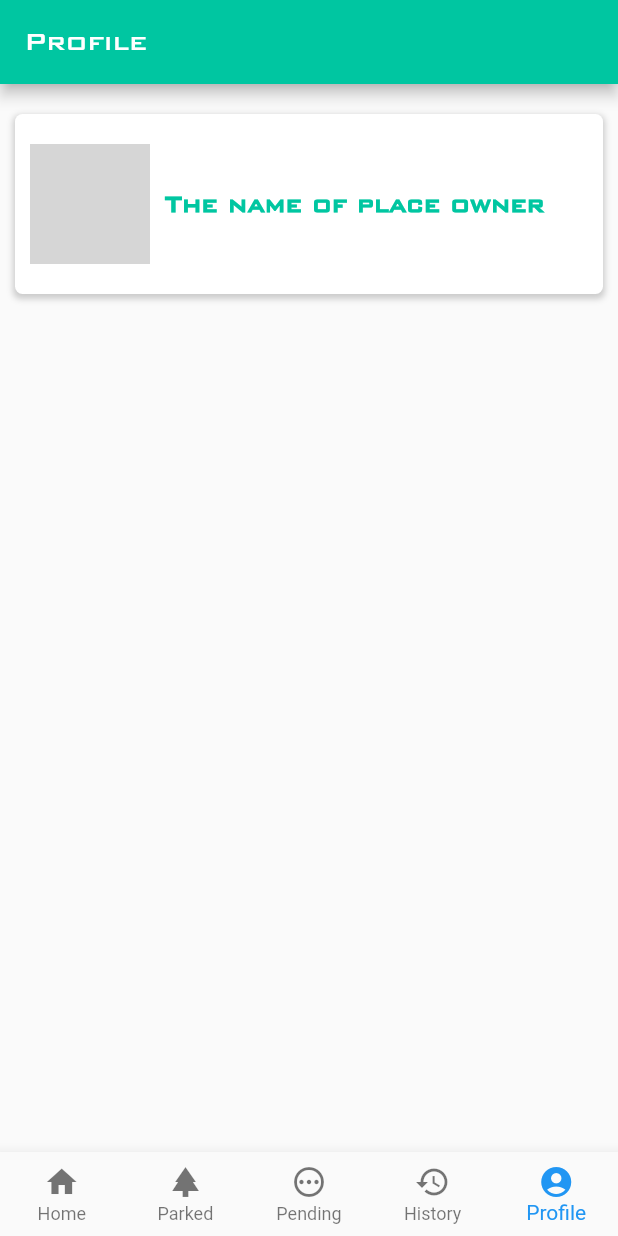
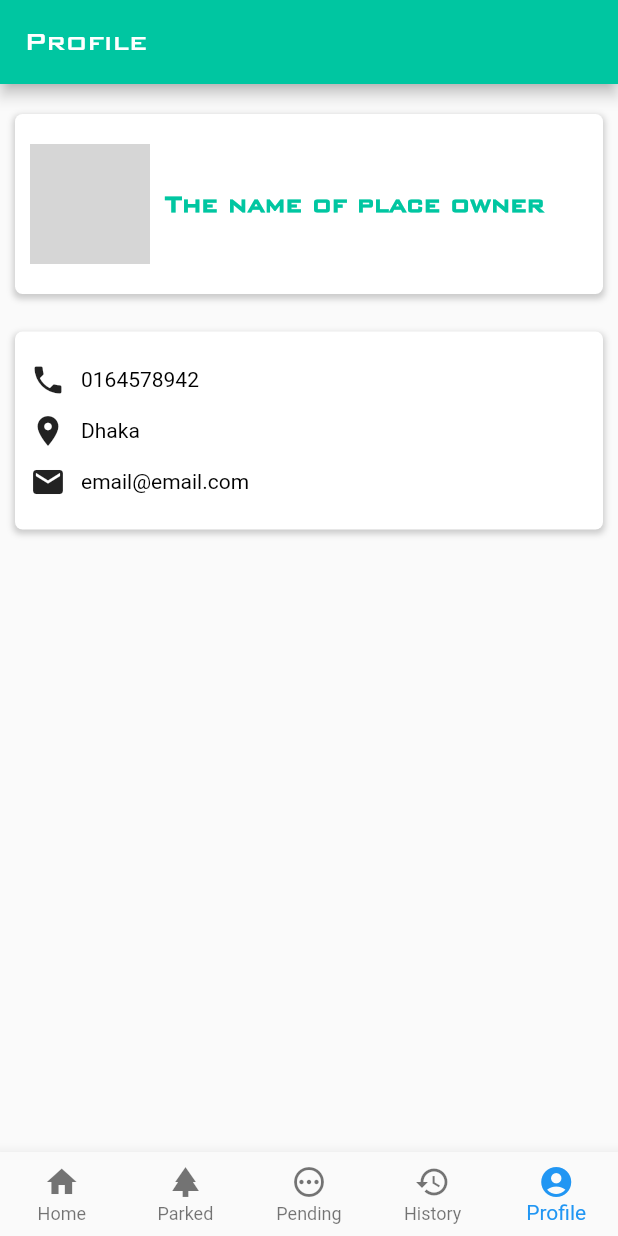
Before and after one commit to Shuvo1260/Parking-Slot-Park-Owner, a Flutter app: the MainActivity screen opened directly, item 5 of the bottom bar chosen, on a phone screen of 412 x 824 dp. Run offline on Flutter 3.47's test engine with Material 2 defaults, Android fonts, the phone set to English and light mode, and no system bars; our stand-ins replace get; missing offline and left inert: dataclass; accounts and stored records are empty; network calls fail; grey boxes are pictures that could not be loaded.

Commit message:
DetailsTextWidget is now public, Profile user details is implemented.

```diff
--- a/lib/Features/Screens/Profile/Profile.dart
+++ b/lib/Features/Screens/Profile/Profile.dart
@@ -27,10 +27,12 @@ class _ProfileState extends State<Profile> {
   @override
   Widget build(BuildContext context) {
     return Container(
-        child: Column(
-      children: [
-        UserNameImageWidget(userData: _userData),
-      ],
-    ));
+      child: Column(
+        children: [
+          UserNameImageWidget(userData: _userData),
+          UserDetailsWidget(userData: _userData),
+        ],
+      ),
+    );
   }
 }
--- a/lib/Features/Widgets/ProfileWidgets.dart
+++ b/lib/Features/Widgets/ProfileWidgets.dart
@@ -3,6 +3,8 @@ import 'package:parking_slot_seller/Data/Models/UserData.dart';
 import 'package:parking_slot_seller/Resources/assets.dart';
 import 'package:parking_slot_seller/Resources/colors.dart';
 import 'package:parking_slot_seller/Resources/values.dart';
+
+import 'ViewPlaceWidgets.dart';
 
 class UserNameImageWidget extends StatelessWidget {
   const UserNameImageWidget({
@@ -95,3 +97,50 @@ class _ProfileImage extends StatelessWidget {
     );
   }
 }
+
+class UserDetailsWidget extends StatelessWidget {
+  const UserDetailsWidget({
+    Key key,
+    @required UserData userData,
+  })  : _userData = userData,
+        super(key: key);
+
+  final UserData _userData;
+
+  @override
+  Widget build(BuildContext context) {
+    return Container(
+      decoration: BoxDecoration(
+        color: Colors.white,
+        borderRadius: BorderRadius.all(
+          Radius.circular(RADIUS_LIST_ITEM),
+        ),
+        boxShadow: [
+          BoxShadow(
+            color: Colors.grey.withOpacity(0.5),
+            spreadRadius: 1,
+            blurRadius: 3,
+            offset: Offset(0, 2),
+          ),
+        ],
+      ),
+      margin: EdgeInsets.symmetric(horizontal: 10.0, vertical: 5.0),
+      padding: EdgeInsets.symmetric(horizontal: 10.0, vertical: 20.0),
+      child: Column(
+        mainAxisAlignment: MainAxisAlignment.center,
+        crossAxisAlignment: CrossAxisAlignment.stretch,
+        children: [
+          DetailsTextWidget(icon: Icons.phone, data: _userData.phoneNumber),
+          SizedBox(
+            height: 10.0,
+          ),
+          DetailsTextWidget(data: _userData.address, icon: Icons.location_on),
+          SizedBox(
+            height: 10.0,
+          ),
+          DetailsTextWidget(data: _userData.email, icon: Icons.email),
+        ],
+      ),
+    );
+  }
+}
--- a/lib/Features/Widgets/ViewPlaceWidgets.dart
+++ b/lib/Features/Widgets/ViewPlaceWidgets.dart
@@ -78,15 +78,15 @@ class ViewPlaceDetails extends StatelessWidget {
         mainAxisAlignment: MainAxisAlignment.center,
         crossAxisAlignment: CrossAxisAlignment.stretch,
         children: [
-          _DetailsTextWidget(icon: Icons.phone, data: _placeData.phoneNumber),
+          DetailsTextWidget(icon: Icons.phone, data: _placeData.phoneNumber),
           SizedBox(
             height: 10.0,
           ),
-          _DetailsTextWidget(data: _placeData.address, icon: Icons.location_on),
+          DetailsTextWidget(data: _placeData.address, icon: Icons.location_on),
           SizedBox(
             height: 10.0,
           ),
-          _DetailsTextWidget(
+          DetailsTextWidget(
               data: "${_placeData.rate} $SIGN_TAKA per hour",
               icon: Icons.attach_money),
         ],
@@ -95,8 +95,8 @@ class ViewPlaceDetails extends StatelessWidget {
   }
 }
 
-class _DetailsTextWidget extends StatelessWidget {
-  _DetailsTextWidget({@required this.data, @required this.icon});
+class DetailsTextWidget extends StatelessWidget {
+  DetailsTextWidget({@required this.data, @required this.icon});
 
   String data;
   var icon;
```
